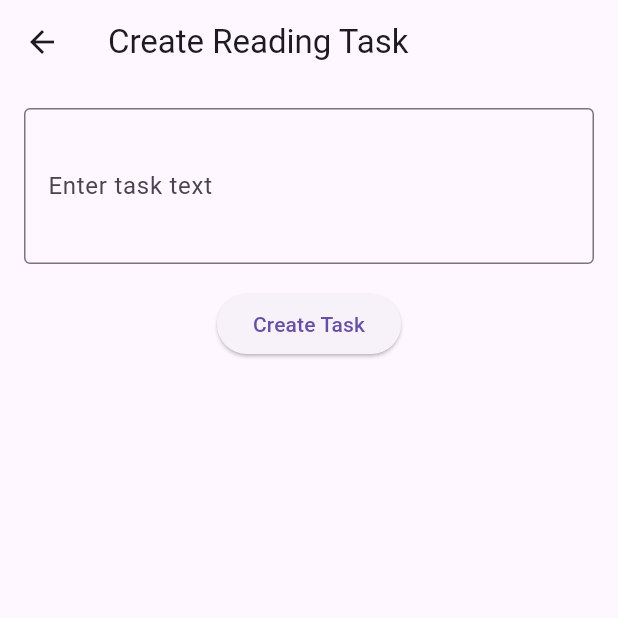
After one commit to pancholi-s/audio_app, a Flutter app: the screen it shows once a user with an empty profile is signed in, after a tap on "Create Task", on a phone screen of 412 x 824 dp, the top half of it. The commit adds this screen. Run offline on Flutter 3.47's test engine with Material 3 defaults, Android fonts, the phone set to English and light mode, and no system bars; our stand-ins replace cloud_firestore, firebase_auth, firebase_core, google_sign_in, permission_handler; missing offline and left inert: flutter_sound, googleapis; accounts and stored records are empty.

Commit message:
Add: CreateTaskScreen and TaskListScreen; implement task management with Firestore and Google Drive integration

```diff
--- /dev/null
+++ b/lib/create_task_screen.dart
@@ -0,0 +1,63 @@
+import 'package:flutter/material.dart';
+import 'google_drive_service.dart';
+
+class CreateTaskScreen extends StatefulWidget {
+  @override
+  _CreateTaskScreenState createState() => _CreateTaskScreenState();
+}
+
+class _CreateTaskScreenState extends State<CreateTaskScreen> {
+  final TextEditingController _controller = TextEditingController();
+  bool _isLoading = false;
+
+  Future<void> _createTask() async {
+    final text = _controller.text.trim();
+    if (text.isEmpty) return;
+
+    setState(() => _isLoading = true);
+
+    try {
+      await addReadingTask(text);
+      ScaffoldMessenger.of(context).showSnackBar(
+        SnackBar(content: Text('Task added successfully')),
+      );
+      _controller.clear();
+      Navigator.pop(context);
+    } catch (e) {
+      ScaffoldMessenger.of(context).showSnackBar(
+        SnackBar(content: Text('Failed to add task: $e')),
+      );
+    }
+
+    setState(() => _isLoading = false);
+  }
+
+  @override
+  Widget build(BuildContext context) {
+    return Scaffold(
+      appBar: AppBar(title: Text('Create Reading Task')),
+      body: Padding(
+        padding: const EdgeInsets.all(16.0),
+        child: Column(
+          children: [
+            TextField(
+              controller: _controller,
+              maxLines: 3,
+              decoration: InputDecoration(
+                labelText: 'Enter task text',
+                border: OutlineInputBorder(),
+              ),
+            ),
+            SizedBox(height: 16),
+            _isLoading
+                ? CircularProgressIndicator()
+                : ElevatedButton(
+                    onPressed: _createTask,
+                    child: Text('Create Task'),
+                  ),
+          ],
+        ),
+      ),
+    );
+  }
+}
--- a/lib/home_screen.dart
+++ b/lib/home_screen.dart
@@ -2,6 +2,8 @@ import 'package:flutter/material.dart';
 
 import 'auth_service.dart';
 import 'record_audio_screen.dart';
+import 'create_task_screen.dart';
+import 'task_list_screen.dart';
 
 class HomeScreen extends StatelessWidget {
   @override
@@ -17,6 +19,9 @@ class HomeScreen extends StatelessWidget {
             ElevatedButton(
               onPressed: () async {
                 await signOutGoogle();
+                ScaffoldMessenger.of(context).showSnackBar(
+                  SnackBar(content: Text('Logged out')),
+                );
               },
               child: Text('Logout'),
             ),
@@ -30,6 +35,26 @@ class HomeScreen extends StatelessWidget {
               },
               child: Text('Record Audio'),
             ),
+            SizedBox(height: 20),
+            ElevatedButton(
+              onPressed: () {
+                Navigator.push(
+                  context,
+                  MaterialPageRoute(builder: (context) => CreateTaskScreen()),
+                );
+              },
+              child: Text('Create Task'),
+            ),
+            SizedBox(height: 20),
+            ElevatedButton(
+              onPressed: () {
+                Navigator.push(
+                  context,
+                  MaterialPageRoute(builder: (context) => TaskListScreen()),
+                );
+              },
+              child: Text('View Tasks'),
+            ),
           ],
         ),
       ),
--- a/pubspec.yaml
+++ b/pubspec.yaml
@@ -45,6 +45,7 @@ dependencies:
   googleapis_auth: 2.0.0
   http: 1.3.0
   intl: ^0.20.2
+  cloud_firestore: ^5.6.5
 
 
 dev_dependencies:
```
Also changed, not shown: lib/google_drive_service.dart (+80 -2 lines), lib/task_list_screen.dart (added, +73 -0 lines), lib/task_record_screen.dart (added, +115 -0 lines).
